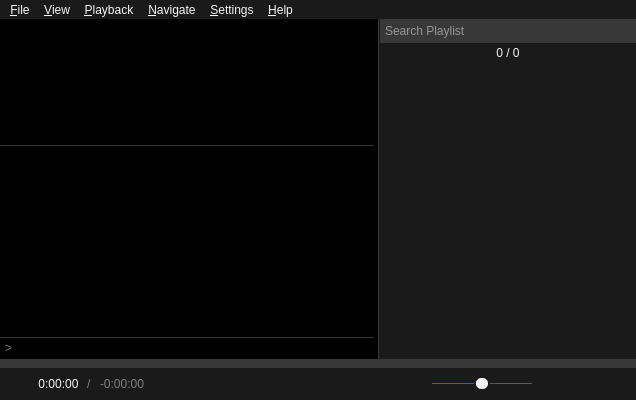
Above: src/ui/mainwindow.ui from u8sand/Baka-MPlayer before the change. Below: the same form after it.
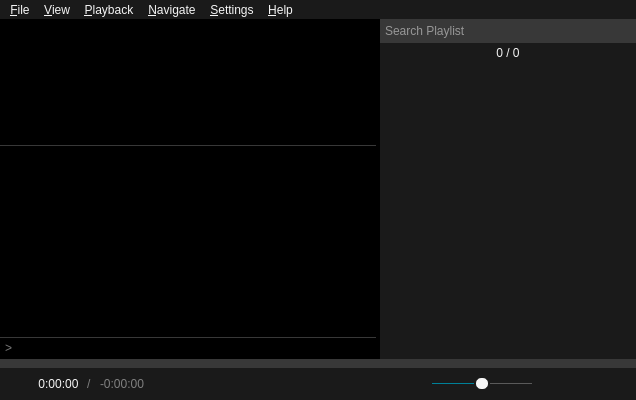
That is the form after the change. Icons and pictures are not drawn. Custom widgets are drawn as their Qt base class.

Commit message: mainwindow.ui: remove playlist's right border

What changed in the file:
```diff
--- a/src/ui/mainwindow.ui
+++ b/src/ui/mainwindow.ui
@@ -85,10 +85,6 @@
 
 /* Playlist group */
 
-#playlistLayoutWidget {
-	border-left: 1px solid #383838;
-}
-
 #searchBox {
 	background: #383838;
 	border: 1px solid #383838;
@@ -287,7 +283,7 @@
          <number>0</number>
         </property>
         <property name="leftMargin">
-         <number>2</number>
+         <number>0</number>
         </property>
         <property name="topMargin">
          <number>0</number>
```
